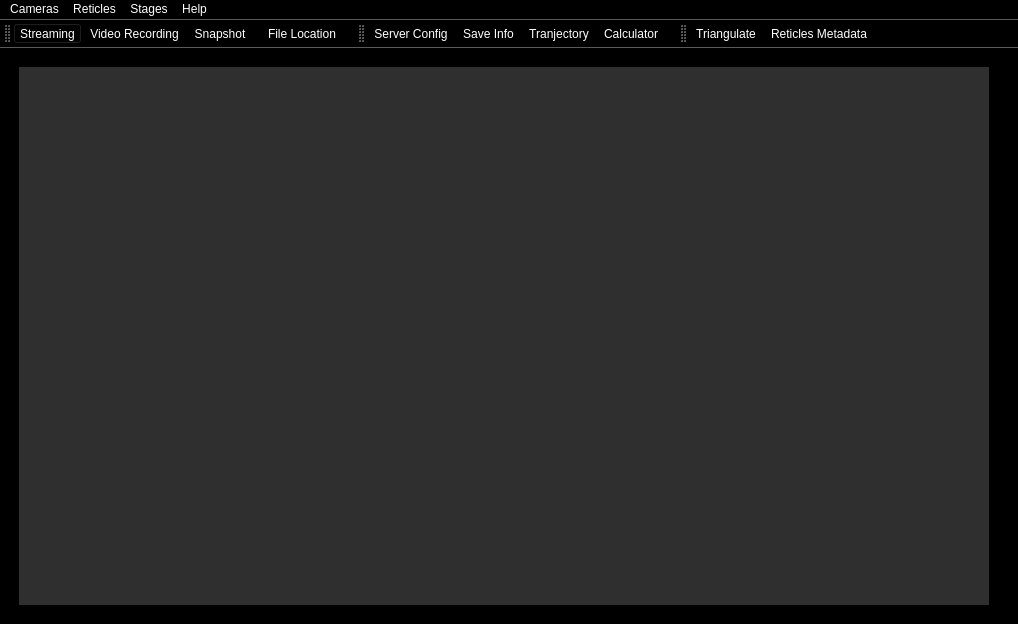
This is ui/mainWindow.ui in AllenNeuralDynamics/parallax as Qt 5 draws it before an edit. The edited form follows.
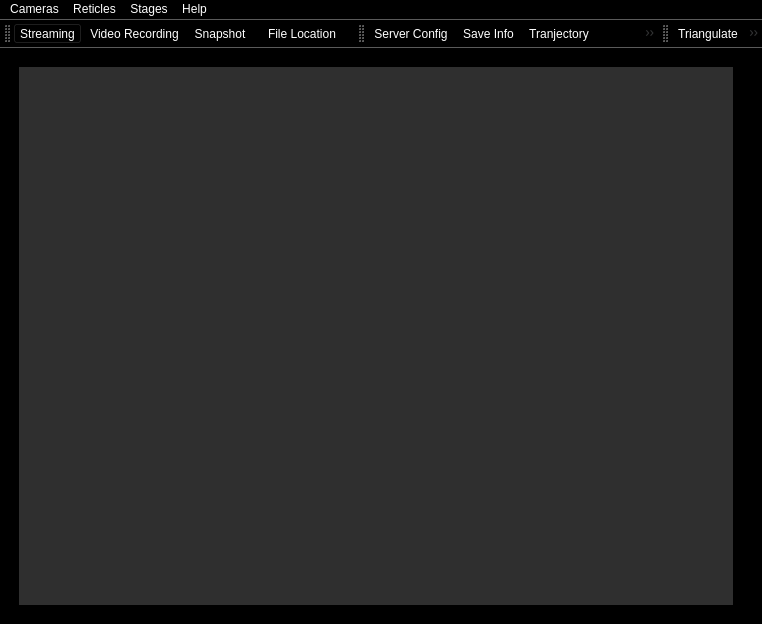
This is the edited form. Icons and pictures are not drawn.

Commit message: Add triagulate TooblBar button handler

The edit to the form file:
```diff
--- a/ui/mainWindow.ui
+++ b/ui/mainWindow.ui
@@ -6,7 +6,7 @@
    <rect>
     <x>0</x>
     <y>0</y>
-    <width>1018</width>
+    <width>762</width>
     <height>624</height>
    </rect>
   </property>
@@ -97,8 +97,8 @@
     <rect>
      <x>0</x>
      <y>0</y>
-     <width>1018</width>
-     <height>31</height>
+     <width>762</width>
+     <height>21</height>
     </rect>
    </property>
    <widget class="QMenu" name="menuCameras">
@@ -150,7 +150,7 @@
     <addaction name="menuDetection"/>
     <addaction name="actionTriangulate"/>
     <addaction name="separator"/>
-    <addaction name="actionReticles_Metadata"/>
+    <addaction name="actionReticlesMetadata"/>
    </widget>
    <addaction name="menuCameras"/>
    <addaction name="menuReticles"/>
@@ -207,7 +207,7 @@
     <bool>false</bool>
    </attribute>
    <addaction name="actionTriangulate"/>
-   <addaction name="actionReticles_Metadata"/>
+   <addaction name="actionReticlesMetadata"/>
   </widget>
   <action name="actionStreaming">
    <property name="checkable">
@@ -312,7 +312,7 @@
     <string>Triangulate</string>
    </property>
   </action>
-  <action name="actionReticles_Metadata">
+  <action name="actionReticlesMetadata">
    <property name="icon">
     <iconset resource="resources/resources_from_qt.qrc">
      <normaloff>:/Icons/reticle_balck.png</normaloff>:/Icons/reticle_balck.png</iconset>
```
The commit also changes 3 other files.
